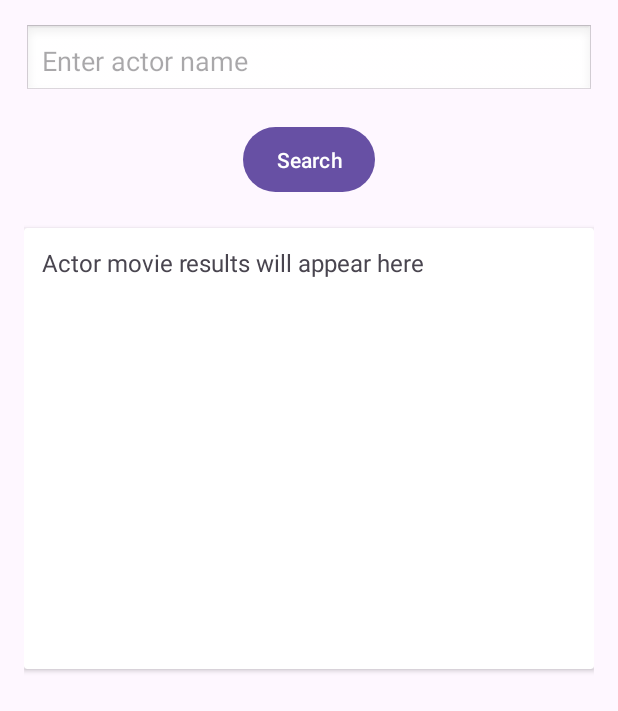
After one commit to MattJ03/OMDB, an Android app: the ActorSearchActivity screen opened directly, with no data from a screen before it, on a phone screen of 412 x 824 dp. The commit adds this screen. Shown: the top 711 px of the screen. Run offline under Robolectric (Android 15) with nearby library versions, the phone set to English and light mode, and no system bars; our stand-ins replace Room's generated code.

Commit message:
AdvancedMovieSearch

```diff
--- a/app/build.gradle.kts
+++ b/app/build.gradle.kts
@@ -38,8 +38,7 @@ dependencies {
     implementation("androidx.room:room-runtime:2.6.1")
     annotationProcessor("androidx.room:room-compiler:2.6.1")
     implementation("com.android.volley:volley:1.2.1")
-
-
+    implementation("com.squareup.picasso:picasso:2.71828")
     androidTestImplementation("androidx.test.ext:junit:1.3.0")
     androidTestImplementation("androidx.test.espresso:espresso-core:3.7.0")
 }
--- a/app/src/main/AndroidManifest.xml
+++ b/app/src/main/AndroidManifest.xml
@@ -15,7 +15,10 @@
         android:theme="@style/Theme.Coursework2"
         tools:targetApi="31">
         <activity
-            android:name=".ActorSearch"
+            android:name=".AdvancedSearchActivity"
+            android:exported="false" />
+        <activity
+            android:name=".ActorSearchActivity"
             android:exported="false" />
         <activity
             android:name=".SearchMovieActivity"
--- /dev/null
+++ b/app/src/main/java/com/example/coursework2/ActorSearchActivity.java
@@ -0,0 +1,58 @@
+package com.example.coursework2;
+
+import androidx.appcompat.app.AppCompatActivity;
+
+import android.os.Bundle;
+import android.widget.Button;
+import android.widget.EditText;
+import android.widget.TextView;
+
+import java.util.List;
+
+public class ActorSearchActivity extends AppCompatActivity {
+
+    private EditText etActorName;
+    private TextView tvActorResults;
+    private MovieDao movieDao;
+
+    @Override
+    protected void onCreate(Bundle savedInstanceState) {
+        super.onCreate(savedInstanceState);
+        setContentView(R.layout.activity_actor_search);
+
+        etActorName = findViewById(R.id.etActorName);
+        tvActorResults = findViewById(R.id.tvActorResults);
+        Button btnSearch = findViewById(R.id.btnSearchActor);
+
+        movieDao = MovieDatabase.getInstance(this).movieDao();
+
+        btnSearch.setOnClickListener(v -> searchByActor());
+    }
+
+    private void searchByActor() {
+        String query = etActorName.getText().toString().trim();
+
+        if (query.isEmpty()) {
+            etActorName.setError("Please enter an actor name");
+            return;
+        }
+
+        List<MovieEntity> results = movieDao.searchByActor(query);
+
+        if (results.isEmpty()) {
+            tvActorResults.setText("No movies found for: " + query);
+            return;
+        }
+
+        StringBuilder builder = new StringBuilder();
+
+        for (MovieEntity movie : results) {
+            builder.append("Title: ").append(movie.title).append("\n")
+                    .append("Year: ").append(movie.year).append("\n")
+                    .append("Actors: ").append(movie.actors).append("\n")
+                    .append("Plot: ").append(movie.plot).append("\n\n");
+        }
+
+        tvActorResults.setText(builder.toString());
+    }
+}
--- /dev/null
+++ b/app/src/main/java/com/example/coursework2/ApiConfig.java
@@ -0,0 +1,5 @@
+package com.example.coursework2;
+
+public class ApiConfig {
+    public static final String API_KEY = "b00d827b";
+}
--- a/app/src/main/java/com/example/coursework2/SearchMovieActivity.java
+++ b/app/src/main/java/com/example/coursework2/SearchMovieActivity.java
@@ -27,7 +27,7 @@ public class SearchMovieActivity extends AppCompatActivity {
     private TextView tvMovieDetails;
 
     private MovieDao movieDao;
-    private static final String API_KEY = "b00d827b";
+    private static final String API_KEY = ApiConfig.API_KEY;
 
 
     @Override
--- a/app/src/main/res/layout/activity_actor_search.xml
+++ b/app/src/main/res/layout/activity_actor_search.xml
@@ -1,9 +1,59 @@
 <?xml version="1.0" encoding="utf-8"?>
-<androidx.constraintlayout.widget.ConstraintLayout xmlns:android="http://schemas.android.com/apk/res/android"
-    xmlns:app="http://schemas.android.com/apk/res-auto"
-    xmlns:tools="http://schemas.android.com/tools"
+<ScrollView xmlns:android="http://schemas.android.com/apk/res/android"
     android:layout_width="match_parent"
     android:layout_height="match_parent"
-    tools:context=".ActorSearch">
+    android:padding="16dp"
+    android:scrollbars="vertical">
 
-</androidx.constraintlayout.widget.ConstraintLayout>
+    <LinearLayout
+        android:layout_width="match_parent"
+        android:layout_height="wrap_content"
+        android:orientation="vertical"
+        android:gravity="center_horizontal">
+
+        <EditText
+            android:id="@+id/etActorName"
+            android:layout_width="match_parent"
+            android:layout_height="wrap_content"
+            android:hint="Enter actor name"
+            android:inputType="text"
+            android:padding="12dp"
+            android:layout_marginBottom="16dp"
+            android:background="@android:drawable/edit_text"/>
+
+        <Button
+            android:id="@+id/btnSearchActor"
+            android:layout_width="wrap_content"
+            android:layout_height="wrap_content"
+            android:text="Search"
+            android:layout_marginBottom="20dp"
+            android:padding="12dp"/>
+
+        <!-- CardView result box -->
+        <androidx.cardview.widget.CardView
+            android:layout_width="match_parent"
+            android:layout_height="wrap_content"
+            android:layout_marginBottom="16dp"
+            android:elevation="6dp"
+            android:padding="16dp"
+            android:background="@android:color/white">
+
+            <LinearLayout
+                android:layout_width="match_parent"
+                android:layout_height="294dp"
+                android:orientation="vertical"
+                android:padding="8dp">
+
+                <TextView
+                    android:id="@+id/tvActorResults"
+                    android:layout_width="362dp"
+                    android:layout_height="wrap_content"
+                    android:lineSpacingExtra="4dp"
+                    android:padding="4dp"
+                    android:text="Actor movie results will appear here"
+                    android:textSize="16sp" />
+            </LinearLayout>
+        </androidx.cardview.widget.CardView>
+
+    </LinearLayout>
+</ScrollView>
```
Also changed, not shown: app/src/main/java/com/example/coursework2/ActorSearch.java (deleted, +0 -14 lines), app/src/main/java/com/example/coursework2/AdvancedSearchActivity.java (added, +117 -0 lines), app/src/main/res/layout/activity_advanced_search.xml (added, +64 -0 lines).
